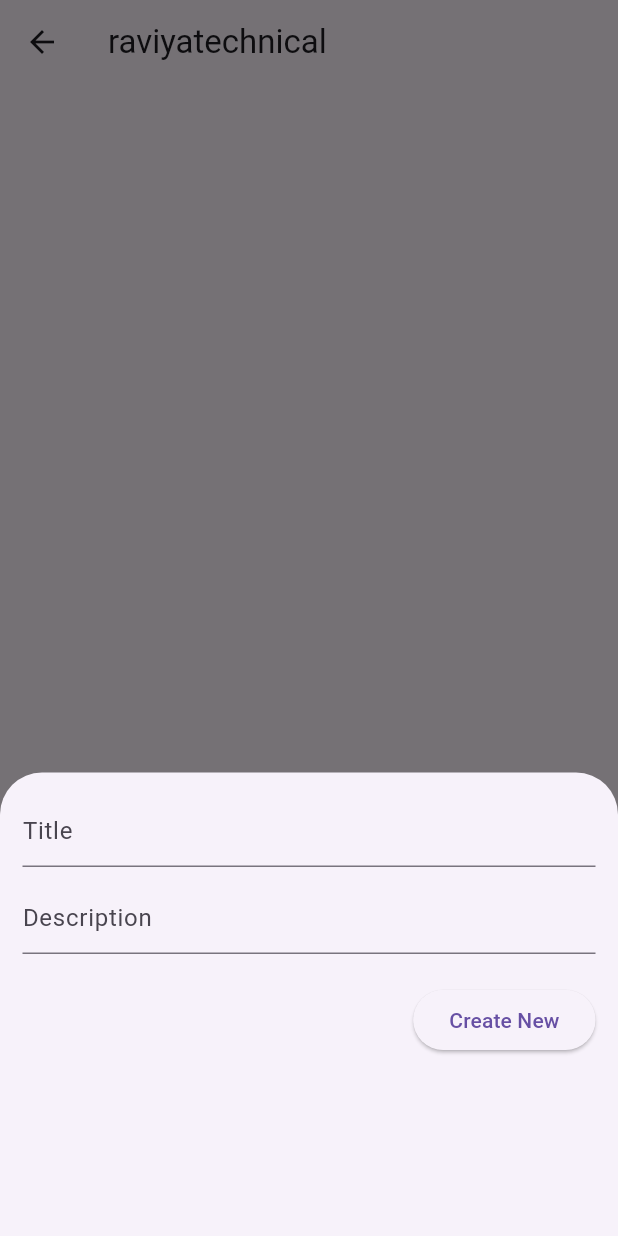
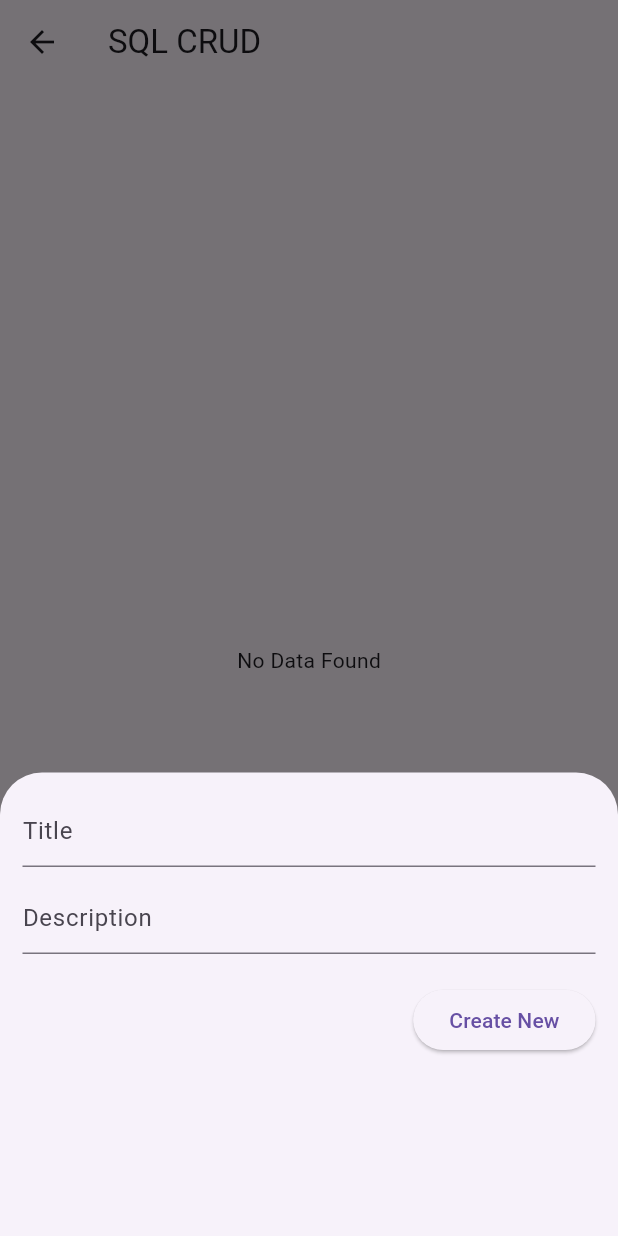
Before and after one commit to RajTechnologiesPvtLtd/flutter-moonlight, a Flutter app: the SqlCRUDView screen opened by its route, after a tap on the "add" icon, on a phone screen of 412 x 824 dp. Run offline on Flutter 3.47's test engine with Material 2 defaults, Android fonts, the light colour scheme and no system bars; our stand-ins replace connectivity_plus, dio, flutter_local_notifications, google_mobile_ads, share_plus, sqflite; accounts and stored records are empty; network calls fail.

Commit message:
add no data found widget

```diff
--- a/lib/config/api_endpoints.dart
+++ b/lib/config/api_endpoints.dart
@@ -4,8 +4,4 @@ class ApiEndpoint {
   static const api = baseUrl + 'api/';
 
   static const loadMoreUrl = 'https://jsonplaceholder.typicode.com/posts';
-
-  // Enqueries Endpoints
-  // static const enqueries = api + 'enqueries?populate=*&sort[0]=id%3Adesc';
-  // static const enquery = api + 'enqueries';
 }
--- a/lib/views/load_more_view.dart
+++ b/lib/views/load_more_view.dart
@@ -113,6 +113,8 @@ class _LoadMoreViewState extends State<LoadMoreView> {
       bottomNavigationBar: BannerAdWidget(),
       body: _isFirstLoadRunning
           ? fullScreenLoader()
+          : (_posts.isEmpty)
+              ? noDataFound()
               : Column(
                   children: [
                     Expanded(
--- a/lib/views/sql_crud_view.dart
+++ b/lib/views/sql_crud_view.dart
@@ -1,5 +1,6 @@
 import 'package:flutter/material.dart';
 import '../utils/utils.dart';
+import '../widgets/widgets.dart';
 
 class SqlCRUDView extends StatefulWidget {
   const SqlCRUDView({Key? key}) : super(key: key);
@@ -118,12 +119,12 @@ class _SqlCRUDViewState extends State<SqlCRUDView> {
   Widget build(BuildContext context) {
     return Scaffold(
       appBar: AppBar(
-        title: const Text('raviyatechnical'),
+        title: const Text('SQL CRUD'),
       ),
       body: _isLoading
-          ? const Center(
-              child: CircularProgressIndicator(),
-            )
+          ? fullScreenLoader()
+          : (_journals.isEmpty)
+              ? noDataFound()
               : ListView.builder(
                   itemCount: _journals.length,
                   itemBuilder: (context, index) => Card(
@@ -137,7 +138,8 @@ class _SqlCRUDViewState extends State<SqlCRUDView> {
                             children: [
                               IconButton(
                                 icon: const Icon(Icons.edit),
-                            onPressed: () => _showForm(_journals[index]['id']),
+                                onPressed: () =>
+                                    _showForm(_journals[index]['id']),
                               ),
                               IconButton(
                                 icon: const Icon(Icons.delete),
--- /dev/null
+++ b/lib/widgets/no_data_found.dart
@@ -0,0 +1,7 @@
+import 'package:flutter/material.dart';
+
+Widget noDataFound() {
+  return const Center(
+    child: Text('No Data Found'),
+  );
+}
--- a/lib/widgets/widgets.dart
+++ b/lib/widgets/widgets.dart
@@ -1,11 +1,13 @@
 export 'navbar.dart';
 export 'drawer.dart';
 export 'drawer-tile.dart';
+// Reusable Widgets
 export 'full_screen_loader.dart';
+export 'no_data_found.dart';
 export 'no_more_content.dart';
 export 'on_screen_loader.dart';
 // Google Mobile Ads Start
 export 'banner_ad_widget.dart';
 // Google Mobile Ads End
-//Fileds
+// Fields
 export 'fields/custom_text_field.dart';
```
Also changed, not shown: 1 other file. Lines whose indentation alone changed are shown as unchanged.
